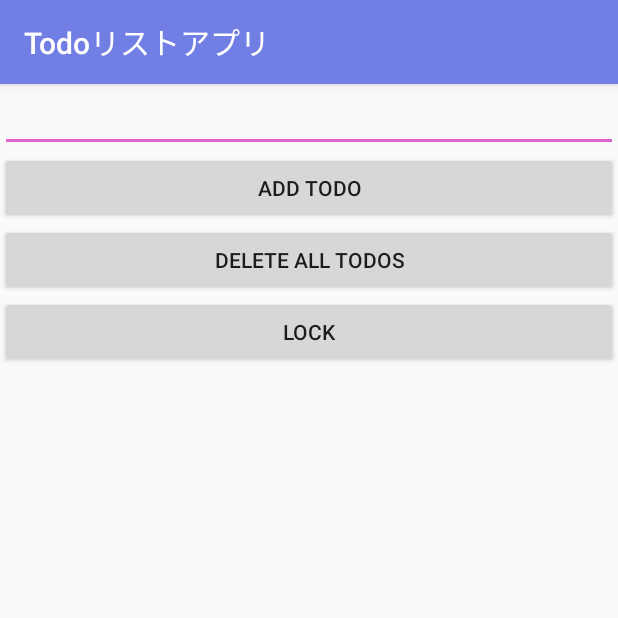
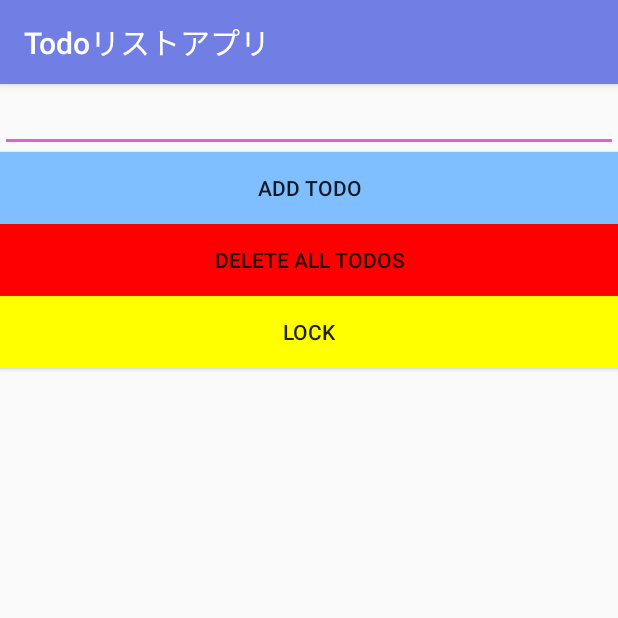
Before and after one commit to yoshiyuki-140/todoListAndroidJava, an Android app: the screen it shows after launch (MainActivity), on a phone screen of 412 x 824 dp, the top half of it. Run offline under Robolectric (Android 15) with nearby library versions, the phone set to English and light mode, and no system bars.

Commit message:
feat : ボタンの色を変更

```diff
--- a/app/src/main/java/es/exsample/MainActivity.java
+++ b/app/src/main/java/es/exsample/MainActivity.java
@@ -1,5 +1,6 @@
 package es.exsample;
 
+import android.graphics.Color;
 import android.os.Bundle;
 import android.view.View;
 import android.widget.ArrayAdapter;
@@ -34,6 +35,9 @@ public class MainActivity extends AppCompatActivity {
         deleteAllButton = new Button(this);
         deleteAllButton.setText("Delete All Todos");
         lockButton = new Button(this);
+        bt.setBackgroundColor(Color.parseColor("#7FBFFF")); // 明るい青
+        deleteAllButton.setBackgroundColor(Color.parseColor("#FF0000")); // 明るい赤
+        lockButton.setBackgroundColor(Color.parseColor("#FFFF00")); // 明るい黄色
 
         listView = new ListView(this);
         dbHelper = new DBHelper(this);
```
